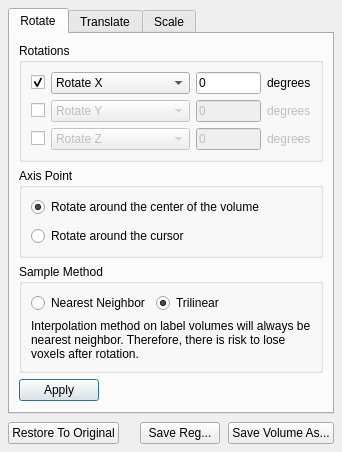
This is freeview/DialogTransformVolume.ui in freesurfer/freesurfer as Qt 5 draws it before an edit. The edited form follows.
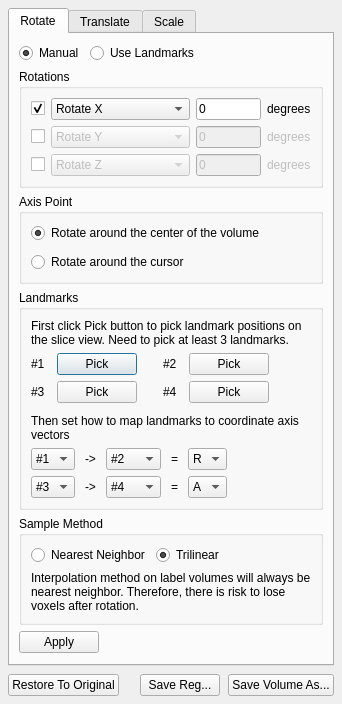
This is the edited form. Custom widgets are drawn as their Qt base class.

Commit message: added options to use landmarks for rotating volume. fixed the issue that open file dialog can't see files with no filename extension.

The edit to the form file:
```diff
--- a/freeview/DialogTransformVolume.ui
+++ b/freeview/DialogTransformVolume.ui
@@ -6,8 +6,8 @@
    <rect>
     <x>0</x>
     <y>0</y>
-    <width>463</width>
-    <height>490</height>
+    <width>558</width>
+    <height>836</height>
    </rect>
   </property>
   <property name="windowTitle">
@@ -33,6 +33,43 @@
        <string>Rotate</string>
       </attribute>
       <layout class="QVBoxLayout" name="verticalLayout_3">
+       <item>
+        <layout class="QHBoxLayout" name="horizontalLayout_3">
+         <property name="topMargin">
+          <number>0</number>
+         </property>
+         <item>
+          <widget class="QRadioButton" name="radioButtonRotateManual">
+           <property name="text">
+            <string>Manual</string>
+           </property>
+           <property name="checked">
+            <bool>true</bool>
+           </property>
+          </widget>
+         </item>
+         <item>
+          <widget class="QRadioButton" name="radioButtonRotateLandmarks">
+           <property name="text">
+            <string>Use Landmarks</string>
+           </property>
+          </widget>
+         </item>
+         <item>
+          <spacer name="horizontalSpacer_4">
+           <property name="orientation">
+            <enum>Qt::Horizontal</enum>
+           </property>
+           <property name="sizeHint" stdset="0">
+            <size>
+             <width>40</width>
+             <height>20</height>
+            </size>
+           </property>
+          </spacer>
+         </item>
+        </layout>
+       </item>
        <item>
         <widget class="QGroupBox" name="groupBox">
          <property name="title">
@@ -245,6 +282,462 @@
          </layout>
         </widget>
        </item>
+       <item>
+        <widget class="QGroupBox" name="groupBoxLandmarks">
+         <property name="sizePolicy">
+          <sizepolicy hsizetype="Preferred" vsizetype="Preferred">
+           <horstretch>0</horstretch>
+           <verstretch>0</verstretch>
+          </sizepolicy>
+         </property>
+         <property name="title">
+          <string>Landmarks</string>
+         </property>
+         <layout class="QVBoxLayout" name="verticalLayout_7">
+          <item>
+           <widget class="QLabel" name="label_14">
+            <property name="text">
+             <string>First click Pick button to pick landmark positions on the slice view. Need to pick at least 3 landmarks.</string>
+            </property>
+            <property name="wordWrap">
+             <bool>true</bool>
+            </property>
+           </widget>
+          </item>
+          <item>
+           <layout class="QGridLayout" name="gridLayout_4">
+            <item row="0" column="0">
+             <widget class="QLabel" name="label_11">
+              <property name="text">
+               <string>#1</string>
+              </property>
+             </widget>
+            </item>
+            <item row="0" column="2">
+             <widget class="QPushButton" name="pushButtonLandmarkPick1">
+              <property name="text">
+               <string>Pick</string>
+              </property>
+              <property name="checkable">
+               <bool>true</bool>
+              </property>
+              <property name="autoExclusive">
+               <bool>false</bool>
+              </property>
+             </widget>
+            </item>
+            <item row="0" column="3">
+             <spacer name="horizontalSpacer_5">
+              <property name="orientation">
+               <enum>Qt::Horizontal</enum>
+              </property>
+              <property name="sizeType">
+               <enum>QSizePolicy::Fixed</enum>
+              </property>
+              <property name="sizeHint" stdset="0">
+               <size>
+                <width>20</width>
+                <height>5</height>
+               </size>
+              </property>
+             </spacer>
+            </item>
+            <item row="0" column="4">
+             <widget class="QLabel" name="label_12">
+              <property name="text">
+               <string>#2</string>
+              </property>
+             </widget>
+            </item>
+            <item row="0" column="5">
+             <widget class="QtColorPicker" name="colorPickerLandmark2" native="true"/>
+            </item>
+            <item row="0" column="6">
+             <widget class="QPushButton" name="pushButtonLandmarkPick2">
+              <property name="text">
+               <string>Pick</string>
+              </property>
+              <property name="checkable">
+               <bool>true</bool>
+              </property>
+              <property name="autoExclusive">
+               <bool>false</bool>
+              </property>
+             </widget>
+            </item>
+            <item row="0" column="7">
+             <spacer name="horizontalSpacer_6">
+              <property name="orientation">
+               <enum>Qt::Horizontal</enum>
+              </property>
+              <property name="sizeHint" stdset="0">
+               <size>
+                <width>40</width>
+                <height>20</height>
+               </size>
+              </property>
+             </spacer>
+            </item>
+            <item row="1" column="0">
+             <widget class="QLabel" name="label_13">
+              <property name="text">
+               <string>#3</string>
+              </property>
+             </widget>
+            </item>
+            <item row="1" column="2">
+             <widget class="QPushButton" name="pushButtonLandmarkPick3">
+              <property name="text">
+               <string>Pick</string>
+              </property>
+              <property name="checkable">
+               <bool>true</bool>
+              </property>
+              <property name="autoExclusive">
+               <bool>false</bool>
+              </property>
+             </widget>
+            </item>
+            <item row="1" column="3">
+             <spacer name="horizontalSpacer_7">
+              <property name="orientation">
+               <enum>Qt::Horizontal</enum>
+              </property>
+              <property name="sizeType">
+               <enum>QSizePolicy::Fixed</enum>
+              </property>
+              <property name="sizeHint" stdset="0">
+               <size>
+                <width>20</width>
+                <height>5</height>
+               </size>
+              </property>
+             </spacer>
+            </item>
+            <item row="1" column="4">
+             <widget class="QLabel" name="label_18">
+              <property name="text">
+               <string>#4</string>
+              </property>
+             </widget>
+            </item>
+            <item row="1" column="5">
+             <widget class="QtColorPicker" name="colorPickerLandmark4" native="true"/>
+            </item>
+            <item row="1" column="6">
+             <widget class="QPushButton" name="pushButtonLandmarkPick4">
+              <property name="text">
+               <string>Pick</string>
+              </property>
+              <property name="checkable">
+               <bool>true</bool>
+              </property>
+              <property name="autoExclusive">
+               <bool>false</bool>
+              </property>
+             </widget>
+            </item>
+            <item row="1" column="1">
+             <widget class="QtColorPicker" name="colorPickerLandmark3" native="true"/>
+            </item>
+            <item row="0" column="1">
+             <widget class="QtColorPicker" name="colorPickerLandmark1" native="true"/>
+            </item>
+           </layout>
+          </item>
+          <item>
+           <spacer name="verticalSpacer_4">
+            <property name="orientation">
+             <enum>Qt::Vertical</enum>
+            </property>
+            <property name="sizeType">
+             <enum>QSizePolicy::Fixed</enum>
+            </property>
+            <property name="sizeHint" stdset="0">
+             <size>
+              <width>20</width>
+              <height>5</height>
+             </size>
+            </property>
+           </spacer>
+          </item>
+          <item>
+           <widget class="QLabel" name="label_15">
+            <property name="text">
+             <string>Then set how to map landmarks to coordinate axis vectors</string>
+            </property>
+            <property name="wordWrap">
+             <bool>true</bool>
+            </property>
+           </widget>
+          </item>
+          <item>
+           <layout class="QGridLayout" name="gridLayout_6">
+            <property name="horizontalSpacing">
+             <number>10</number>
+            </property>
+            <item row="0" column="0">
+             <widget class="QComboBox" name="comboBoxAxis11">
+              <property name="minimumSize">
+               <size>
+                <width>0</width>
+                <height>0</height>
+               </size>
+              </property>
+              <property name="maximumSize">
+               <size>
+                <width>80</width>
+                <height>16777215</height>
+               </size>
+              </property>
+              <property name="currentIndex">
+               <number>0</number>
+              </property>
+              <item>
+               <property name="text">
+                <string>#1</string>
+               </property>
+              </item>
+              <item>
+               <property name="text">
+                <string>#2</string>
+               </property>
+              </item>
+              <item>
+               <property name="text">
+                <string>#3</string>
+               </property>
+              </item>
+              <item>
+               <property name="text">
+                <string>#4</string>
+               </property>
+              </item>
+             </widget>
+            </item>
+            <item row="0" column="1">
+             <widget class="QLabel" name="label_16">
+              <property name="text">
+               <string>-&gt;</string>
+              </property>
+             </widget>
+            </item>
+            <item row="0" column="2">
+             <widget class="QComboBox" name="comboBoxAxis12">
+              <property name="minimumSize">
+               <size>
+                <width>55</width>
+                <height>0</height>
+               </size>
+              </property>
+              <property name="maximumSize">
+               <size>
+                <width>80</width>
+                <height>16777215</height>
+               </size>
+              </property>
+              <property name="currentIndex">
+               <number>1</number>
+              </property>
+              <item>
+               <property name="text">
+                <string>#1</string>
+               </property>
+              </item>
+              <item>
+               <property name="text">
+                <string>#2</string>
+               </property>
+              </item>
+              <item>
+               <property name="text">
+                <string>#3</string>
+               </property>
+              </item>
+              <item>
+               <property name="text">
+                <string>#4</string>
+               </property>
+              </item>
+             </widget>
+            </item>
+            <item row="0" column="3">
+             <widget class="QLabel" name="label_17">
+              <property name="text">
+               <string>=</string>
+              </property>
+             </widget>
+            </item>
+            <item row="0" column="4">
+             <widget class="QComboBox" name="comboBoxAxisTarget1">
+              <property name="minimumSize">
+               <size>
+                <width>0</width>
+                <height>0</height>
+               </size>
+              </property>
+              <property name="maximumSize">
+               <size>
+                <width>50</width>
+                <height>16777215</height>
+               </size>
+              </property>
+              <item>
+               <property name="text">
+                <string>R</string>
+               </property>
+              </item>
+              <item>
+               <property name="text">
+                <string>A</string>
+               </property>
+              </item>
+              <item>
+               <property name="text">
+                <string>S</string>
+               </property>
+              </item>
+             </widget>
+            </item>
+            <item row="0" column="5">
+             <spacer name="horizontalSpacer_11">
+              <property name="orientation">
+               <enum>Qt::Horizontal</enum>
+              </property>
+              <property name="sizeHint" stdset="0">
+               <size>
+                <width>40</width>
+                <height>20</height>
+               </size>
+              </property>
+             </spacer>
+            </item>
+            <item row="1" column="0">
+             <widget class="QComboBox" name="comboBoxAxis21">
+              <property name="maximumSize">
+               <size>
+                <width>80</width>
+                <height>16777215</height>
+               </size>
+              </property>
+              <property name="currentIndex">
+               <number>2</number>
+              </property>
+              <item>
+               <property name="text">
+                <string>#1</string>
+               </property>
+              </item>
+              <item>
+               <property name="text">
+                <string>#2</string>
+               </property>
+              </item>
+              <item>
+               <property name="text">
+                <string>#3</string>
+               </property>
+              </item>
+              <item>
+               <property name="text">
+                <string>#4</string>
+               </property>
+              </item>
+             </widget>
+            </item>
+            <item row="1" column="1">
+             <widget class="QLabel" name="label_25">
+              <property name="text">
+               <string>-&gt;</string>
+              </property>
+             </widget>
+            </item>
+            <item row="1" column="2">
+             <widget class="QComboBox" name="comboBoxAxis22">
+              <property name="maximumSize">
+               <size>
+                <width>80</width>
+                <height>16777215</height>
+               </size>
+              </property>
+              <property name="currentIndex">
+               <number>3</number>
+              </property>
+              <item>
+               <property name="text">
+                <string>#1</string>
+               </property>
+              </item>
+              <item>
+               <property name="text">
+                <string>#2</string>
+               </property>
+              </item>
+              <item>
+               <property name="text">
+                <string>#3</string>
+               </property>
+              </item>
+              <item>
+               <property name="text">
+                <string>#4</string>
+               </property>
+              </item>
+             </widget>
+            </item>
+            <item row="1" column="3">
+             <widget class="QLabel" name="label_26">
+              <property name="text">
+               <string>=</string>
+              </property>
+             </widget>
+            </item>
+            <item row="1" column="4">
+             <widget class="QComboBox" name="comboBoxAxisTarget2">
+              <property name="maximumSize">
+               <size>
+                <width>50</width>
+                <height>16777215</height>
+               </size>
+              </property>
+              <property name="currentIndex">
+               <number>1</number>
+              </property>
+              <item>
+               <property name="text">
+                <string>R</string>
+               </property>
+              </item>
+              <item>
+               <property name="text">
+                <string>A</string>
+               </property>
+              </item>
+              <item>
+               <property name="text">
+                <string>S</string>
+               </property>
+              </item>
+             </widget>
+            </item>
+            <item row="1" column="5">
+             <spacer name="horizontalSpacer_12">
+              <property name="orientation">
+               <enum>Qt::Horizontal</enum>
+              </property>
+              <property name="sizeHint" stdset="0">
+               <size>
+                <width>40</width>
+                <height>20</height>
+               </size>
+              </property>
+             </spacer>
+            </item>
+           </layout>
+          </item>
+         </layout>
+        </widget>
+       </item>
        <item>
         <widget class="QGroupBox" name="groupBox_3">
          <property name="title">
@@ -655,6 +1148,17 @@
    </item>
   </layout>
  </widget>
+ <customwidgets>
+  <customwidget>
+   <class>QtColorPicker</class>
+   <extends>QWidget</extends>
+   <header>qtcolorpicker.h</header>
+   <container>1</container>
+   <slots>
+    <signal>colorChanged(QColor)</signal>
+   </slots>
+  </customwidget>
+ </customwidgets>
  <resources/>
  <connections>
   <connection>
```
Left out of the diff: 317 changed lines with no effect on the pictures. The commit also changes 26 other files.
